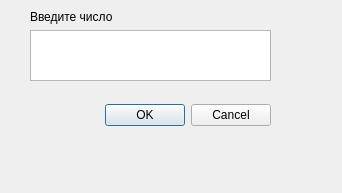
Qt form Homework6_2/dialog.ui (igorab/GIT_QT) before a commit.
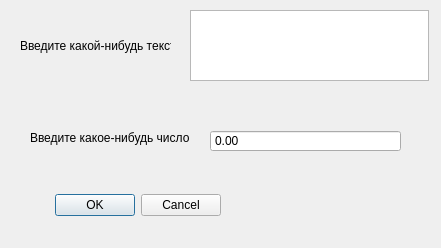
The same form after that commit.

```diff
--- a/Homework6_2/dialog.ui
+++ b/Homework6_2/dialog.ui
@@ -6,8 +6,8 @@
    <rect>
     <x>0</x>
     <y>0</y>
-    <width>342</width>
-    <height>193</height>
+    <width>441</width>
+    <height>248</height>
    </rect>
   </property>
   <property name="windowTitle">
@@ -16,8 +16,8 @@
   <widget class="QDialogButtonBox" name="buttonBox">
    <property name="geometry">
     <rect>
-     <x>40</x>
-     <y>100</y>
+     <x>-10</x>
+     <y>190</y>
      <width>231</width>
      <height>31</height>
     </rect>
@@ -29,34 +29,60 @@
     <set>QDialogButtonBox::Cancel|QDialogButtonBox::Ok</set>
    </property>
   </widget>
-  <widget class="QWidget" name="verticalLayoutWidget">
+  <widget class="QPlainTextEdit" name="plainTextEdit">
+   <property name="enabled">
+    <bool>true</bool>
+   </property>
    <property name="geometry">
     <rect>
-     <x>30</x>
+     <x>190</x>
      <y>10</y>
-     <width>241</width>
+     <width>239</width>
      <height>71</height>
     </rect>
    </property>
-   <layout class="QVBoxLayout" name="verticalLayout">
-    <item>
-     <widget class="QLabel" name="label">
-      <property name="text">
-       <string>Введите число</string>
-      </property>
-     </widget>
-    </item>
-    <item>
-     <widget class="QPlainTextEdit" name="plainTextEdit">
-      <property name="enabled">
-       <bool>true</bool>
-      </property>
-      <property name="inputMethodHints">
-       <set>Qt::ImhDigitsOnly</set>
-      </property>
-     </widget>
-    </item>
-   </layout>
+   <property name="inputMethodHints">
+    <set>Qt::ImhDigitsOnly</set>
+   </property>
+  </widget>
+  <widget class="QLabel" name="label">
+   <property name="geometry">
+    <rect>
+     <x>20</x>
+     <y>30</y>
+     <width>151</width>
+     <height>31</height>
+    </rect>
+   </property>
+   <property name="text">
+    <string>Введите какой-нибудь текст</string>
+   </property>
+  </widget>
+  <widget class="QLabel" name="label_2">
+   <property name="geometry">
+    <rect>
+     <x>30</x>
+     <y>130</y>
+     <width>171</width>
+     <height>16</height>
+    </rect>
+   </property>
+   <property name="text">
+    <string>Введите какое-нибудь число</string>
+   </property>
+  </widget>
+  <widget class="QDoubleSpinBox" name="doubleSpinBox">
+   <property name="geometry">
+    <rect>
+     <x>210</x>
+     <y>130</y>
+     <width>191</width>
+     <height>22</height>
+    </rect>
+   </property>
+   <property name="buttonSymbols">
+    <enum>QAbstractSpinBox::NoButtons</enum>
+   </property>
   </widget>
  </widget>
  <resources/>
```
